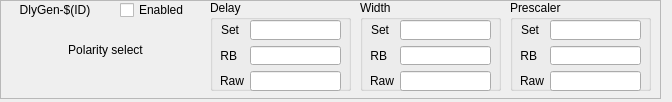
Old version of the form ui/EVR/evr_pulser.ui in the repository epics-modules/mrfioc2.
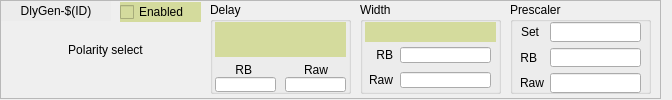
New version of the form. Custom widgets are drawn as their Qt base class.

Commit message: [COSYLAB-39] applied styles and added a few finishing touches. In pulsers view the type of display need to be decided

Diff of the .ui file:
```diff
--- a/ui/EVR/evr_pulser.ui
+++ b/ui/EVR/evr_pulser.ui
@@ -7,7 +7,7 @@
     <x>0</x>
     <y>0</y>
     <width>672</width>
-    <height>102</height>
+    <height>100</height>
    </rect>
   </property>
   <property name="windowTitle">
@@ -48,11 +48,14 @@
     <property name="geometry">
      <rect>
       <x>120</x>
-      <y>0</y>
+      <y>2</y>
       <width>81</width>
       <height>20</height>
      </rect>
     </property>
+    <property name="styleSheet">
+     <string notr="true">background-color: rgb(212, 219, 157);</string>
+    </property>
     <property name="text">
      <string>Enabled</string>
     </property>
@@ -63,8 +66,8 @@
    <widget class="caLabel" name="calabel">
     <property name="geometry">
      <rect>
-      <x>0</x>
-      <y>0</y>
+      <x>1</x>
+      <y>1</y>
       <width>110</width>
       <height>20</height>
      </rect>
@@ -87,6 +90,9 @@
       <height>20</height>
      </size>
     </property>
+    <property name="styleSheet">
+     <string notr="true">background-color: rgb(236, 236, 236, 255);</string>
+    </property>
     <property name="text">
      <string>DlyGen-$(ID)</string>
     </property>
@@ -106,6 +112,30 @@
     <property name="channel" stdset="0">
      <string notr="true">$(EVR):DlyGen-$(ID)-Polarity-Sel</string>
     </property>
+    <property name="foreground">
+     <color>
+      <red>0</red>
+      <green>0</green>
+      <blue>0</blue>
+     </color>
+    </property>
+    <property name="background">
+     <color>
+      <red>212</red>
+      <green>219</green>
+      <blue>157</blue>
+     </color>
+    </property>
+    <property name="bordercolor">
+     <color>
+      <red>0</red>
+      <green>255</green>
+      <blue>0</blue>
+     </color>
+    </property>
+    <property name="colorMode">
+     <enum>caChoice::Static</enum>
+    </property>
     <property name="stackingMode" stdset="0">
      <enum>caChoice::Column</enum>
     </property>
@@ -117,161 +147,218 @@
     <property name="geometry">
      <rect>
       <x>360</x>
-      <y>0</y>
+      <y>2</y>
       <width>141</width>
-      <height>91</height>
+      <height>92</height>
      </rect>
     </property>
     <property name="title">
      <string>Width</string>
     </property>
-    <widget class="QWidget" name="formLayoutWidget">
+    <widget class="caSpinbox" name="caspinbox">
      <property name="geometry">
       <rect>
-       <x>10</x>
+       <x>5</x>
        <y>20</y>
-       <width>121</width>
-       <height>71</height>
+       <width>131</width>
+       <height>20</height>
       </rect>
      </property>
-     <layout class="QFormLayout" name="formLayout">
-      <item row="0" column="0">
-       <widget class="QLabel" name="label_17">
-        <property name="text">
-         <string>Set</string>
-        </property>
-        <property name="alignment">
-         <set>Qt::AlignRight|Qt::AlignTrailing|Qt::AlignVCenter</set>
-        </property>
-       </widget>
-      </item>
-      <item row="1" column="0">
-       <widget class="QLabel" name="label_18">
-        <property name="text">
-         <string>RB</string>
-        </property>
-        <property name="alignment">
-         <set>Qt::AlignRight|Qt::AlignTrailing|Qt::AlignVCenter</set>
-        </property>
-       </widget>
-      </item>
-      <item row="2" column="0">
-       <widget class="QLabel" name="label_19">
-        <property name="text">
-         <string>Raw</string>
-        </property>
-        <property name="alignment">
-         <set>Qt::AlignRight|Qt::AlignTrailing|Qt::AlignVCenter</set>
-        </property>
-       </widget>
-      </item>
-      <item row="0" column="1">
-       <widget class="caTextEntry" name="catextentry_5">
+     <property name="styleSheet">
+      <string notr="true">background: rgb(212, 219, 157, 255); color: rgb(0, 0, 0, 255);</string>
+     </property>
         <property name="channel" stdset="0">
          <string notr="true">$(EVR):DlyGen-$(ID)-Width-SP</string>
         </property>
-       </widget>
-      </item>
-      <item row="1" column="1">
-       <widget class="caLineEdit" name="calineedit_4">
+     <property name="background">
+      <color>
+       <red>212</red>
+       <green>219</green>
+       <blue>157</blue>
+      </color>
+     </property>
+    </widget>
+    <widget class="QLabel" name="label_31">
+     <property name="geometry">
+      <rect>
+       <x>5</x>
+       <y>45</y>
+       <width>28</width>
+       <height>15</height>
+      </rect>
+     </property>
+     <property name="text">
+      <string>RB</string>
+     </property>
+     <property name="alignment">
+      <set>Qt::AlignRight|Qt::AlignTrailing|Qt::AlignVCenter</set>
+     </property>
+    </widget>
+    <widget class="QLabel" name="label_32">
+     <property name="geometry">
+      <rect>
+       <x>5</x>
+       <y>70</y>
+       <width>28</width>
+       <height>15</height>
+      </rect>
+     </property>
+     <property name="text">
+      <string>Raw</string>
+     </property>
+     <property name="alignment">
+      <set>Qt::AlignRight|Qt::AlignTrailing|Qt::AlignVCenter</set>
+     </property>
+    </widget>
+    <widget class="caLineEdit" name="calineedit_12">
+     <property name="geometry">
+      <rect>
+       <x>40</x>
+       <y>45</y>
+       <width>91</width>
+       <height>16</height>
+      </rect>
+     </property>
         <property name="channel" stdset="0">
          <string notr="true">$(EVR):DlyGen-$(ID)-Width-RB</string>
         </property>
        </widget>
-      </item>
-      <item row="2" column="1">
-       <widget class="caLineEdit" name="calineedit_5">
+    <widget class="caLineEdit" name="calineedit_13">
+     <property name="geometry">
+      <rect>
+       <x>40</x>
+       <y>70</y>
+       <width>91</width>
+       <height>16</height>
+      </rect>
+     </property>
         <property name="channel" stdset="0">
          <string notr="true">$(EVR):DlyGen-$(ID)-Width-Raw-RB</string>
         </property>
        </widget>
-      </item>
-     </layout>
-    </widget>
    </widget>
    <widget class="QGroupBox" name="groupBox_2">
     <property name="geometry">
      <rect>
       <x>210</x>
-      <y>0</y>
+      <y>2</y>
       <width>141</width>
-      <height>91</height>
+      <height>92</height>
      </rect>
     </property>
     <property name="title">
      <string>Delay</string>
     </property>
-    <widget class="QWidget" name="formLayoutWidget_2">
+    <widget class="caNumeric" name="canumeric">
      <property name="geometry">
       <rect>
-       <x>10</x>
+       <x>5</x>
        <y>20</y>
-       <width>121</width>
-       <height>71</height>
+       <width>131</width>
+       <height>35</height>
       </rect>
      </property>
-     <layout class="QFormLayout" name="formLayout_2">
-      <item row="0" column="0">
-       <widget class="QLabel" name="label_20">
-        <property name="text">
-         <string>Set</string>
-        </property>
-        <property name="alignment">
-         <set>Qt::AlignRight|Qt::AlignTrailing|Qt::AlignVCenter</set>
-        </property>
-       </widget>
-      </item>
-      <item row="1" column="0">
-       <widget class="QLabel" name="label_21">
-        <property name="text">
-         <string>RB</string>
-        </property>
-        <property name="alignment">
-         <set>Qt::AlignRight|Qt::AlignTrailing|Qt::AlignVCenter</set>
-        </property>
-       </widget>
-      </item>
-      <item row="2" column="0">
-       <widget class="QLabel" name="label_22">
-        <property name="text">
-         <string>Raw</string>
-        </property>
-        <property name="alignment">
-         <set>Qt::AlignRight|Qt::AlignTrailing|Qt::AlignVCenter</set>
-        </property>
-       </widget>
-      </item>
-      <item row="0" column="1">
-       <widget class="caTextEntry" name="catextentry_4">
+     <property name="styleSheet">
+      <string notr="true">background: rgb(212, 219, 157, 255); color: rgb(0, 0, 0, 255);</string>
+     </property>
         <property name="channel" stdset="0">
          <string notr="true">$(EVR):DlyGen-$(ID)-Delay-SP</string>
         </property>
-       </widget>
-      </item>
-      <item row="1" column="1">
-       <widget class="caLineEdit" name="calineedit_2">
+     <property name="background">
+      <color>
+       <red>212</red>
+       <green>219</green>
+       <blue>157</blue>
+      </color>
+     </property>
+    </widget>
+    <widget class="QLabel" name="label_29">
+     <property name="geometry">
+      <rect>
+       <x>25</x>
+       <y>60</y>
+       <width>17</width>
+       <height>15</height>
+      </rect>
+     </property>
+     <property name="text">
+      <string>RB</string>
+     </property>
+     <property name="alignment">
+      <set>Qt::AlignRight|Qt::AlignTrailing|Qt::AlignVCenter</set>
+     </property>
+    </widget>
+    <widget class="caLineEdit" name="calineedit_8">
+     <property name="geometry">
+      <rect>
+       <x>5</x>
+       <y>75</y>
+       <width>61</width>
+       <height>15</height>
+      </rect>
+     </property>
+     <property name="alignment">
+      <set>Qt::AlignCenter</set>
+     </property>
         <property name="channel" stdset="0">
          <string notr="true">$(EVR):DlyGen-$(ID)-Delay-RB</string>
         </property>
        </widget>
-      </item>
-      <item row="2" column="1">
-       <widget class="caLineEdit" name="calineedit_3">
+    <widget class="caLineEdit" name="calineedit_9">
+     <property name="geometry">
+      <rect>
+       <x>75</x>
+       <y>75</y>
+       <width>61</width>
+       <height>15</height>
+      </rect>
+     </property>
+     <property name="alignment">
+      <set>Qt::AlignCenter</set>
+     </property>
         <property name="channel" stdset="0">
          <string notr="true">$(EVR):DlyGen-$(ID)-Delay-Raw-RB</string>
         </property>
        </widget>
-      </item>
-     </layout>
+    <widget class="QLabel" name="label_30">
+     <property name="geometry">
+      <rect>
+       <x>90</x>
+       <y>60</y>
+       <width>28</width>
+       <height>15</height>
+      </rect>
+     </property>
+     <property name="text">
+      <string>Raw</string>
+     </property>
+     <property name="alignment">
+      <set>Qt::AlignRight|Qt::AlignTrailing|Qt::AlignVCenter</set>
+     </property>
     </widget>
    </widget>
-   <widget class="QGroupBox" name="groupBox_3">
+   <widget class="caFrame" name="caframe">
     <property name="geometry">
      <rect>
       <x>510</x>
+      <y>2</y>
+      <width>142</width>
+      <height>93</height>
+     </rect>
+    </property>
+    <property name="visibility">
+     <enum>caFrame::IfZero</enum>
+    </property>
+    <property name="channel" stdset="0">
+     <string notr="true">$(EVR):DlyGen-$(ID)-Prescaler-SP.DISA</string>
+    </property>
+    <widget class="QGroupBox" name="groupBox_3">
+     <property name="geometry">
+      <rect>
+       <x>0</x>
       <y>0</y>
       <width>141</width>
-      <height>91</height>
+       <height>92</height>
      </rect>
     </property>
     <property name="title">
@@ -322,6 +409,16 @@
         <property name="channel" stdset="0">
          <string notr="true">$(EVR):DlyGen-$(ID)-Prescaler-SP</string>
         </property>
+         <property name="background">
+          <color>
+           <red>212</red>
+           <green>219</green>
+           <blue>157</blue>
+          </color>
+         </property>
+         <property name="colorMode">
+          <enum>caLineEdit::Static</enum>
+         </property>
        </widget>
       </item>
       <item row="1" column="1">
@@ -343,7 +440,13 @@
    </widget>
   </widget>
  </widget>
+ </widget>
  <customwidgets>
+  <customwidget>
+   <class>caNumeric</class>
+   <extends>QFrame</extends>
+   <header>caNumeric</header>
+  </customwidget>
   <customwidget>
    <class>caChoice</class>
    <extends>QWidget</extends>
@@ -359,6 +462,17 @@
    <extends>QCheckBox</extends>
    <header>caToggleButton</header>
   </customwidget>
+  <customwidget>
+   <class>caSpinbox</class>
+   <extends>QFrame</extends>
+   <header>caSpinbox</header>
+  </customwidget>
+  <customwidget>
+   <class>caFrame</class>
+   <extends>QFrame</extends>
+   <header>caFrame</header>
+   <container>1</container>
+  </customwidget>
   <customwidget>
    <class>caLabel</class>
    <extends>QLabel</extends>
```
Lines whose indentation alone changed are shown as unchanged. The commit also changes 20 other files.
